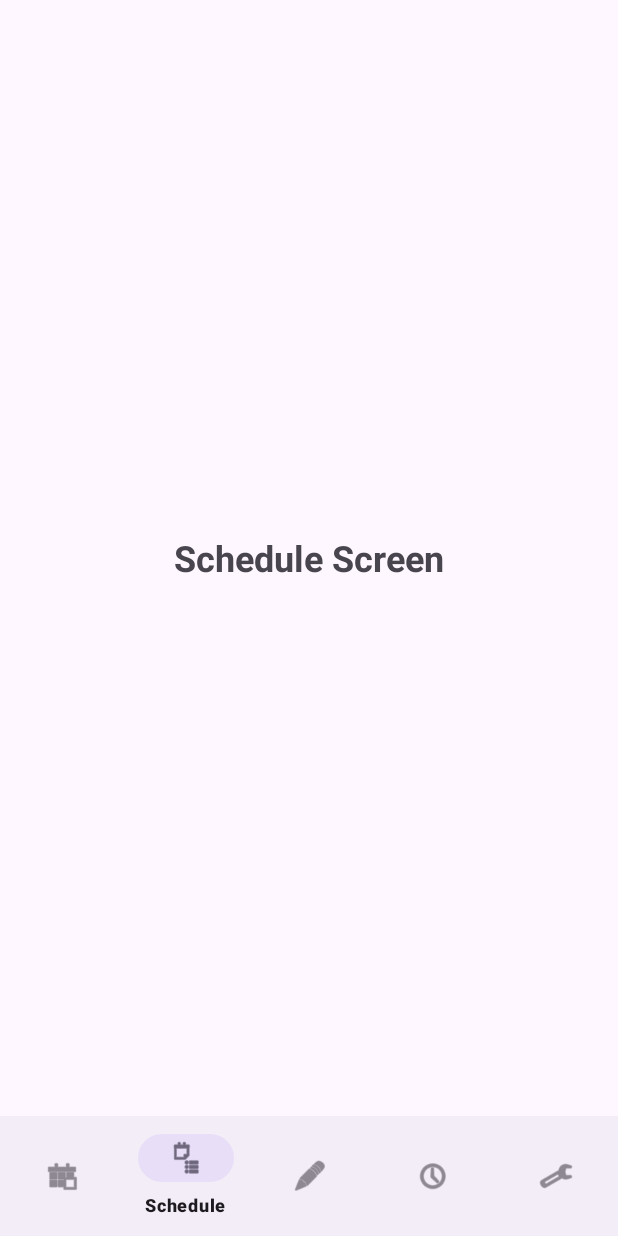
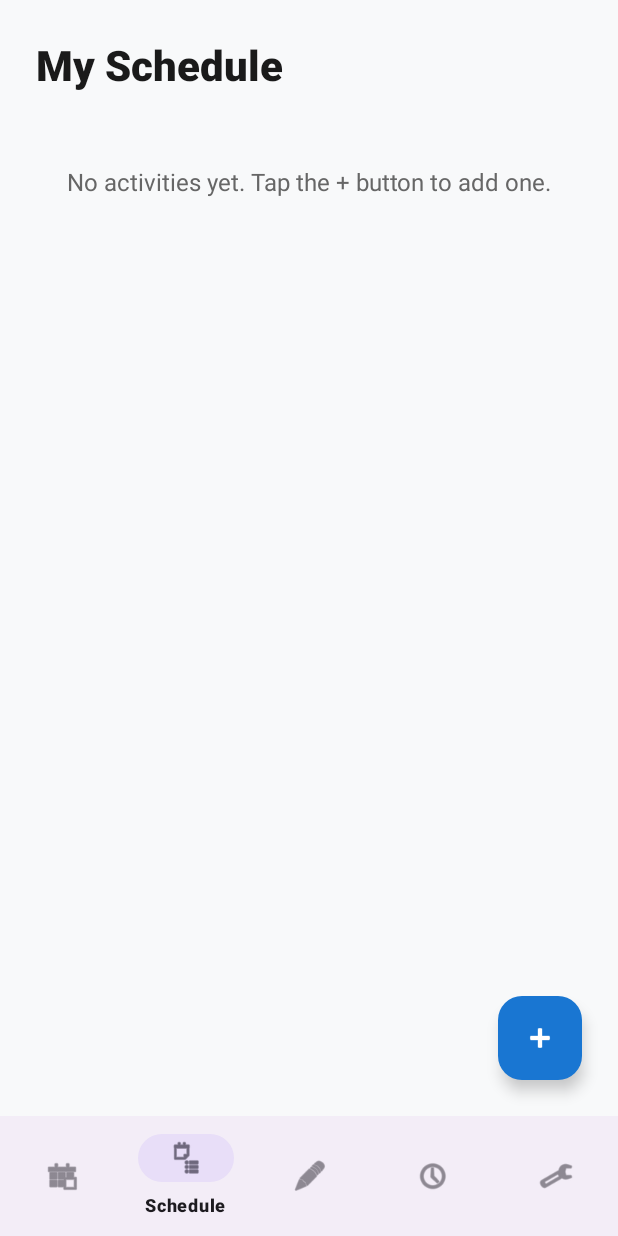
Before and after one commit to Jiks2217/daily-planner, an Android app: the ScheduleFragment screen opened through its navigation route, on a phone screen of 412 x 824 dp. Run offline under Robolectric (Android 15) with nearby library versions, the phone set to English and light mode, and no system bars; our stand-ins replace Room's generated code, navigation-ui.

Commit message:
Phase 3: Added Room Database, RecyclerView, and Task Creation

```diff
--- /dev/null
+++ b/app/src/main/java/com/group5/dailyplanner/ActivityAdapter.java
@@ -0,0 +1,74 @@
+package com.group5.dailyplanner;
+
+import android.view.LayoutInflater;
+import android.view.View;
+import android.view.ViewGroup;
+import android.widget.CheckBox;
+import android.widget.TextView;
+import androidx.annotation.NonNull;
+import androidx.recyclerview.widget.RecyclerView;
+import java.util.ArrayList;
+import java.util.List;
+
+public class ActivityAdapter extends RecyclerView.Adapter<ActivityAdapter.ViewHolder> {
+    private List<ActivityItem> activities = new ArrayList<>();
+    private OnItemClickListener listener;
+
+    public interface OnItemClickListener {
+        void onCheckBoxClick(ActivityItem item, boolean isChecked);
+    }
+
+    public void setOnItemClickListener(OnItemClickListener listener) {
+        this.listener = listener;
+    }
+
+    public void setActivities(List<ActivityItem> activities) {
+        this.activities = activities;
+        notifyDataSetChanged();
+    }
+
+    public ActivityItem getActivityAt(int position) {
+        return activities.get(position);
+    }
+
+    @NonNull
+    @Override
+    public ViewHolder onCreateViewHolder(@NonNull ViewGroup parent, int viewType) {
+        View view = LayoutInflater.from(parent.getContext()).inflate(R.layout.item_activity, parent, false);
+        return new ViewHolder(view);
+    }
+
+    @Override
+    public void onBindViewHolder(@NonNull ViewHolder holder, int position) {
+        ActivityItem current = activities.get(position);
+        holder.tvTitle.setText(current.title);
+        holder.tvDetails.setText(current.time + " • " + current.category);
+
+        // Remove old listener to prevent bugs when scrolling
+        holder.cbComplete.setOnCheckedChangeListener(null);
+        holder.cbComplete.setChecked(current.isCompleted);
+
+        holder.cbComplete.setOnClickListener(v -> {
+            if (listener != null) {
+                listener.onCheckBoxClick(current, holder.cbComplete.isChecked());
+            }
+        });
+    }
+
+    @Override
+    public int getItemCount() {
+        return activities.size();
+    }
+
+    public static class ViewHolder extends RecyclerView.ViewHolder {
+        TextView tvTitle, tvDetails;
+        CheckBox cbComplete;
+
+        public ViewHolder(@NonNull View itemView) {
+            super(itemView);
+            tvTitle = itemView.findViewById(R.id.tvTaskTitle);
+            tvDetails = itemView.findViewById(R.id.tvTaskDetails);
+            cbComplete = itemView.findViewById(R.id.cbComplete);
+        }
+    }
+}
--- /dev/null
+++ b/app/src/main/java/com/group5/dailyplanner/ActivityDao.java
@@ -0,0 +1,25 @@
+package com.group5.dailyplanner;
+
+import androidx.lifecycle.LiveData;
+import androidx.room.Dao;
+import androidx.room.Delete;
+import androidx.room.Insert;
+import androidx.room.Query;
+import androidx.room.Update;
+import java.util.List;
+
+@Dao
+public interface ActivityDao {
+    @Insert
+    void insert(ActivityItem activity);
+
+    @Update
+    void update(ActivityItem activity);
+
+    @Delete
+    void delete(ActivityItem activity);
+
+    // Automatically updates the UI when data changes
+    @Query("SELECT * FROM activities ORDER BY time ASC")
+    LiveData<List<ActivityItem>> getAllActivities();
+}
--- /dev/null
+++ b/app/src/main/java/com/group5/dailyplanner/ActivityViewModel.java
@@ -0,0 +1,35 @@
+package com.group5.dailyplanner;
+
+import android.app.Application;
+import androidx.annotation.NonNull;
+import androidx.lifecycle.AndroidViewModel;
+import androidx.lifecycle.LiveData;
+import java.util.List;
+
+public class ActivityViewModel extends AndroidViewModel {
+    private ActivityDao activityDao;
+    private LiveData<List<ActivityItem>> allActivities;
+
+    public ActivityViewModel(@NonNull Application application) {
+        super(application);
+        AppDatabase db = AppDatabase.getInstance(application);
+        activityDao = db.activityDao();
+        allActivities = activityDao.getAllActivities();
+    }
+
+    public void insert(ActivityItem activity) {
+        new Thread(() -> activityDao.insert(activity)).start();
+    }
+
+    public void update(ActivityItem activity) {
+        new Thread(() -> activityDao.update(activity)).start();
+    }
+
+    public void delete(ActivityItem activity) {
+        new Thread(() -> activityDao.delete(activity)).start();
+    }
+
+    public LiveData<List<ActivityItem>> getAllActivities() {
+        return allActivities;
+    }
+}
--- /dev/null
+++ b/app/src/main/java/com/group5/dailyplanner/AppDatabase.java
@@ -0,0 +1,23 @@
+package com.group5.dailyplanner;
+
+import android.content.Context;
+import androidx.room.Database;
+import androidx.room.Room;
+import androidx.room.RoomDatabase;
+
+@Database(entities = {ActivityItem.class}, version = 1, exportSchema = false)
+public abstract class AppDatabase extends RoomDatabase {
+    private static AppDatabase instance;
+
+    public abstract ActivityDao activityDao();
+
+    public static synchronized AppDatabase getInstance(Context context) {
+        if (instance == null) {
+            instance = Room.databaseBuilder(context.getApplicationContext(),
+                    AppDatabase.class, "daily_planner_db")
+                    .fallbackToDestructiveMigration()
+                    .build();
+        }
+        return instance;
+    }
+}
--- a/app/src/main/java/com/group5/dailyplanner/DashboardFragment.java
+++ b/app/src/main/java/com/group5/dailyplanner/DashboardFragment.java
@@ -10,9 +10,11 @@ import android.widget.TextView;
 import androidx.annotation.NonNull;
 import androidx.annotation.Nullable;
 import androidx.fragment.app.Fragment;
+import androidx.lifecycle.ViewModelProvider;
 import com.google.android.material.progressindicator.LinearProgressIndicator;
 import java.text.SimpleDateFormat;
 import java.util.Date;
+import java.util.List;
 import java.util.Locale;
 
 public class DashboardFragment extends Fragment {
@@ -28,30 +30,37 @@ public class DashboardFragment extends Fragment {
         TextView tvStats = view.findViewById(R.id.tvStats);
         LinearProgressIndicator progressBar = view.findViewById(R.id.progressBar);
 
-        // 1. Set the Date (Using the phone/emulator's current time)
+        // 1. Set Date
         SimpleDateFormat sdf = new SimpleDateFormat("EEEE, MMMM d, yyyy", Locale.getDefault());
         tvDate.setText(sdf.format(new Date()));
 
-        // 2. Get the Name from SharedPreferences
+        // 2. Set Greeting
         SharedPreferences prefs = requireActivity().getSharedPreferences("UserPrefs", Context.MODE_PRIVATE);
         String name = prefs.getString("userName", "User");
-
-        // 3. Time-based Greeting
         int hour = new Date().getHours();
-        String greeting;
-        if (hour < 12) greeting = "Good morning, ";
-        else if (hour < 18) greeting = "Good afternoon, ";
-        else greeting = "Good evening, ";
-
+        String greeting = (hour < 12) ? "Good morning, " : (hour < 18) ? "Good afternoon, " : "Good evening, ";
         tvGreeting.setText(greeting + name);
 
-        // 4. Mock Progress (Will be replaced by Room Database in Phase 4)
-        int mockProgress = 0;
-        tvProgress.setText(mockProgress + "%");
-        progressBar.setProgressCompat(mockProgress, true);
+        // 3. Get Live Data from Database!
+        ActivityViewModel viewModel = new ViewModelProvider(this).get(ActivityViewModel.class);
+        viewModel.getAllActivities().observe(getViewLifecycleOwner(), activities -> {
+            int total = activities.size();
+            int completed = 0;
+            for (ActivityItem item : activities) {
+                if (item.isCompleted) completed++;
+            }
 
-        // 5. Set Empty State text
-        tvStats.setText("No activities planned yet. Tap the Schedule tab to add one.");
+            if (total == 0) {
+                tvStats.setText("No activities planned yet. Tap the Schedule tab to add one.");
+                tvProgress.setText("0%");
+                progressBar.setProgressCompat(0, true);
+            } else {
+                int percent = (int) (((float) completed / total) * 100);
+                tvStats.setText("You have " + total + " tasks planned. (" + completed + " completed)");
+                tvProgress.setText(percent + "%");
+                progressBar.setProgressCompat(percent, true);
+            }
+        });
 
         return view;
     }
--- a/app/src/main/java/com/group5/dailyplanner/ScheduleFragment.java
+++ b/app/src/main/java/com/group5/dailyplanner/ScheduleFragment.java
@@ -1,8 +1,97 @@
 package com.group5.dailyplanner;
-import android.os.Bundle; import android.view.LayoutInflater; import android.view.View; import android.view.ViewGroup;
-import androidx.annotation.NonNull; import androidx.annotation.Nullable; import androidx.fragment.app.Fragment;
+
+import android.os.Bundle;
+import android.view.LayoutInflater;
+import android.view.View;
+import android.view.ViewGroup;
+import android.widget.ArrayAdapter;
+import android.widget.AutoCompleteTextView;
+import android.widget.TextView;
+import android.widget.Toast;
+import androidx.annotation.NonNull;
+import androidx.annotation.Nullable;
+import androidx.appcompat.app.AlertDialog;
+import androidx.fragment.app.Fragment;
+import androidx.lifecycle.ViewModelProvider;
+import androidx.recyclerview.widget.LinearLayoutManager;
+import androidx.recyclerview.widget.RecyclerView;
+import com.google.android.material.floatingactionbutton.FloatingActionButton;
+import com.google.android.material.textfield.TextInputEditText;
+import java.util.List;
+
 public class ScheduleFragment extends Fragment {
-    @Nullable @Override public View onCreateView(@NonNull LayoutInflater inflater, @Nullable ViewGroup container, @Nullable Bundle savedInstanceState) {
-        return inflater.inflate(R.layout.fragment_schedule, container, false);
+    private ActivityViewModel viewModel;
+    private ActivityAdapter adapter;
+    private TextView tvEmpty;
+    private RecyclerView recyclerView;
+
+    @Nullable
+    @Override
+    public View onCreateView(@NonNull LayoutInflater inflater, @Nullable ViewGroup container, @Nullable Bundle savedInstanceState) {
+        View view = inflater.inflate(R.layout.fragment_schedule, container, false);
+
+        recyclerView = view.findViewById(R.id.recyclerView);
+        tvEmpty = view.findViewById(R.id.tvEmpty);
+        FloatingActionButton fabAdd = view.findViewById(R.id.fabAdd);
+
+        // Setup RecyclerView
+        adapter = new ActivityAdapter();
+        recyclerView.setLayoutManager(new LinearLayoutManager(getContext()));
+        recyclerView.setAdapter(adapter);
+
+        // Setup ViewModel
+        viewModel = new ViewModelProvider(this).get(ActivityViewModel.class);
+
+        // Observe Database Changes
+        viewModel.getAllActivities().observe(getViewLifecycleOwner(), activities -> {
+            adapter.setActivities(activities);
+            if (activities.isEmpty()) {
+                tvEmpty.setVisibility(View.VISIBLE);
+                recyclerView.setVisibility(View.GONE);
+            } else {
+                tvEmpty.setVisibility(View.GONE);
+                recyclerView.setVisibility(View.VISIBLE);
+            }
+        });
+
+        // Handle Checkbox clicks
+        adapter.setOnItemClickListener((item, isChecked) -> {
+            item.isCompleted = isChecked;
+            viewModel.update(item);
+        });
+
+        // Handle FAB click
+        fabAdd.setOnClickListener(v -> showAddDialog());
+
+        return view;
+    }
+
+    private void showAddDialog() {
+        View dialogView = getLayoutInflater().inflate(R.layout.dialog_add_activity, null);
+        TextInputEditText etTitle = dialogView.findViewById(R.id.etTitle);
+        TextInputEditText etTime = dialogView.findViewById(R.id.etTime);
+        AutoCompleteTextView dropdown = dialogView.findViewById(R.id.dropdownCategory);
+
+        // Setup Category Dropdown
+        String[] categories = {"Education", "Software Dev", "Business", "Personal", "Fitness", "Meetings", "Rest"};
+        ArrayAdapter<String> adapter = new ArrayAdapter<>(requireContext(), android.R.layout.simple_dropdown_item_1line, categories);
+        dropdown.setAdapter(adapter);
+
+        new AlertDialog.Builder(requireContext())
+                .setView(dialogView)
+                .setPositiveButton("Save", (dialog, which) -> {
+                    String title = etTitle.getText().toString().trim();
+                    String time = etTime.getText().toString().trim();
+                    String category = dropdown.getText().toString().trim();
+
+                    if (title.isEmpty() || time.isEmpty() || category.isEmpty()) {
+                        Toast.makeText(getContext(), "Please fill all fields", Toast.LENGTH_SHORT).show();
+                        return;
+                    }
+
+                    viewModel.insert(new ActivityItem(title, time, category));
+                })
+                .setNegativeButton("Cancel", null)
+                .show();
     }
 }
--- a/app/src/main/res/layout/fragment_schedule.xml
+++ b/app/src/main/res/layout/fragment_schedule.xml
@@ -1,4 +1,54 @@
 <?xml version="1.0" encoding="utf-8"?>
-<LinearLayout xmlns:android="http://schemas.android.com/apk/res/android" android:layout_width="match_parent" android:layout_height="match_parent" android:gravity="center" android:orientation="vertical">
-    <TextView android:layout_width="wrap_content" android:layout_height="wrap_content" android:text="Schedule Screen" android:textSize="24sp" android:textStyle="bold" />
-</LinearLayout>
+<androidx.coordinatorlayout.widget.CoordinatorLayout
+    xmlns:android="http://schemas.android.com/apk/res/android"
+    xmlns:app="http://schemas.android.com/apk/res-auto"
+    android:layout_width="match_parent"
+    android:layout_height="match_parent"
+    android:background="#F8F9FA">
+
+    <LinearLayout
+        android:layout_width="match_parent"
+        android:layout_height="match_parent"
+        android:orientation="vertical"
+        android:padding="24dp">
+
+        <TextView
+            android:layout_width="wrap_content"
+            android:layout_height="wrap_content"
+            android:text="My Schedule"
+            android:textSize="28sp"
+            android:fontFamily="sans-serif-medium"
+            android:textStyle="bold"
+            android:textColor="#1A1A1A"
+            android:layout_marginBottom="16dp" />
+
+        <TextView
+            android:id="@+id/tvEmpty"
+            android:layout_width="match_parent"
+            android:layout_height="wrap_content"
+            android:text="No activities yet. Tap the + button to add one."
+            android:textSize="16sp"
+            android:textColor="#666666"
+            android:gravity="center"
+            android:layout_marginTop="32dp"
+            android:visibility="gone" />
+
+        <androidx.recyclerview.widget.RecyclerView
+            android:id="@+id/recyclerView"
+            android:layout_width="match_parent"
+            android:layout_height="match_parent"
+            android:clipToPadding="false"
+            android:paddingBottom="80dp" />
+    </LinearLayout>
+
+    <com.google.android.material.floatingactionbutton.FloatingActionButton
+        android:id="@+id/fabAdd"
+        android:layout_width="wrap_content"
+        android:layout_height="wrap_content"
+        android:layout_gravity="bottom|end"
+        android:layout_margin="24dp"
+        android:src="@android:drawable/ic_input_add"
+        app:backgroundTint="#1976D2"
+        app:tint="#FFFFFF" />
+
+</androidx.coordinatorlayout.widget.CoordinatorLayout>
```
Also changed, not shown: app/build.gradle (+8 -0 lines), app/src/main/java/com/group5/dailyplanner/ActivityItem.java (added, +21 -0 lines), app/src/main/res/layout/dialog_add_activity.xml (added, +50 -0 lines), app/src/main/res/layout/item_activity.xml (added, +49 -0 lines).
